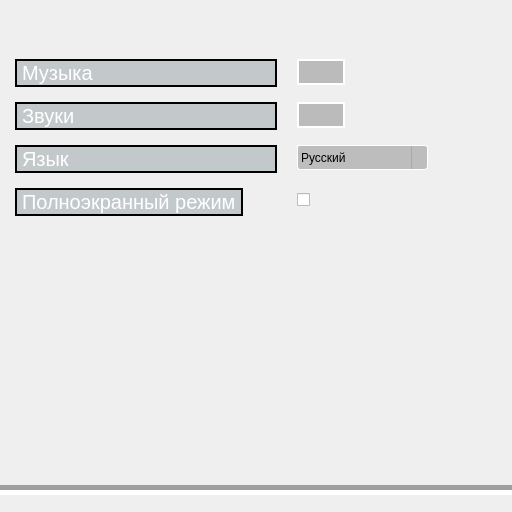
The window that settings.ui (Lymuthien/HauntedDorm) describes before a commit, drawn with Qt 5.
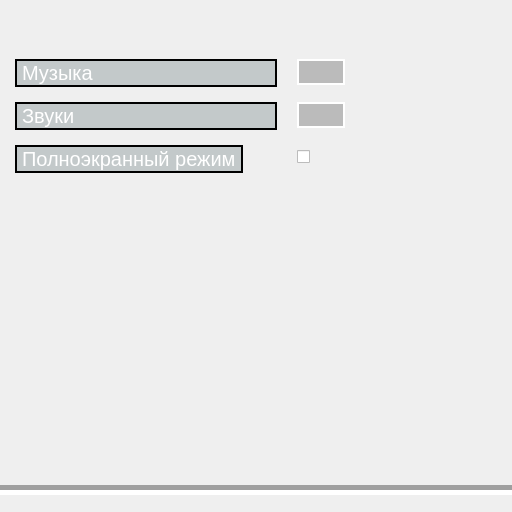
The same window after the commit. Icons and pictures are not drawn.

The edit to the form file:
```diff
--- a/settings.ui
+++ b/settings.ui
@@ -162,96 +162,6 @@
     <property name="rightMargin">
      <number>1</number>
     </property>
-    <item row="2" column="1">
-     <widget class="QComboBox" name="LanguageModeButton">
-      <property name="minimumSize">
-       <size>
-        <width>131</width>
-        <height>25</height>
-       </size>
-      </property>
-      <property name="maximumSize">
-       <size>
-        <width>125</width>
-        <height>25</height>
-       </size>
-      </property>
-      <item>
-       <property name="text">
-        <string>Русский</string>
-       </property>
-      </item>
-      <item>
-       <property name="text">
-        <string>Английский</string>
-       </property>
-      </item>
-     </widget>
-    </item>
-    <item row="3" column="1">
-     <widget class="QCheckBox" name="screenModeButton">
-      <property name="sizePolicy">
-       <sizepolicy hsizetype="Fixed" vsizetype="Fixed">
-        <horstretch>0</horstretch>
-        <verstretch>0</verstretch>
-       </sizepolicy>
-      </property>
-      <property name="minimumSize">
-       <size>
-        <width>20</width>
-        <height>20</height>
-       </size>
-      </property>
-      <property name="autoFillBackground">
-       <bool>false</bool>
-      </property>
-      <property name="text">
-       <string/>
-      </property>
-      <property name="iconSize">
-       <size>
-        <width>20</width>
-        <height>20</height>
-       </size>
-      </property>
-      <property name="tristate">
-       <bool>false</bool>
-      </property>
-     </widget>
-    </item>
-    <item row="2" column="0">
-     <widget class="QLabel" name="label">
-      <property name="minimumSize">
-       <size>
-        <width>262</width>
-        <height>0</height>
-       </size>
-      </property>
-      <property name="text">
-       <string>Язык</string>
-      </property>
-     </widget>
-    </item>
-    <item row="1" column="0">
-     <widget class="QLabel" name="label_3">
-      <property name="minimumSize">
-       <size>
-        <width>262</width>
-        <height>0</height>
-       </size>
-      </property>
-      <property name="text">
-       <string>Звуки</string>
-      </property>
-     </widget>
-    </item>
-    <item row="3" column="0">
-     <widget class="QLabel" name="label_4">
-      <property name="text">
-       <string>Полноэкранный режим</string>
-      </property>
-     </widget>
-    </item>
     <item row="0" column="0">
      <widget class="QLabel" name="label_2">
       <property name="sizePolicy">
@@ -299,6 +209,19 @@
       </property>
      </widget>
     </item>
+    <item row="1" column="0">
+     <widget class="QLabel" name="label_3">
+      <property name="minimumSize">
+       <size>
+        <width>262</width>
+        <height>0</height>
+       </size>
+      </property>
+      <property name="text">
+       <string>Звуки</string>
+      </property>
+     </widget>
+    </item>
     <item row="1" column="1">
      <widget class="QPushButton" name="soundModeButton">
       <property name="sizePolicy">
@@ -315,6 +238,44 @@
       </property>
      </widget>
     </item>
+    <item row="2" column="0">
+     <widget class="QLabel" name="label_4">
+      <property name="text">
+       <string>Полноэкранный режим</string>
+      </property>
+     </widget>
+    </item>
+    <item row="2" column="1">
+     <widget class="QCheckBox" name="screenModeButton">
+      <property name="sizePolicy">
+       <sizepolicy hsizetype="Fixed" vsizetype="Fixed">
+        <horstretch>0</horstretch>
+        <verstretch>0</verstretch>
+       </sizepolicy>
+      </property>
+      <property name="minimumSize">
+       <size>
+        <width>20</width>
+        <height>20</height>
+       </size>
+      </property>
+      <property name="autoFillBackground">
+       <bool>false</bool>
+      </property>
+      <property name="text">
+       <string/>
+      </property>
+      <property name="iconSize">
+       <size>
+        <width>20</width>
+        <height>20</height>
+       </size>
+      </property>
+      <property name="tristate">
+       <bool>false</bool>
+      </property>
+     </widget>
+    </item>
    </layout>
   </widget>
   <widget class="Line" name="line">
```
